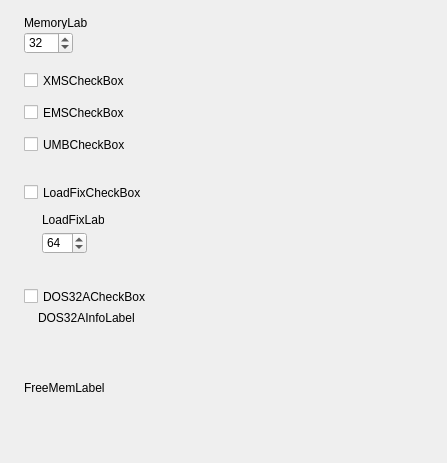
Before: the Qt Designer form src/forms/ModernProfileEditorMemoryFrameUnit.ui in Eldricos/D-Fend-Reborn, drawn with Qt 5.
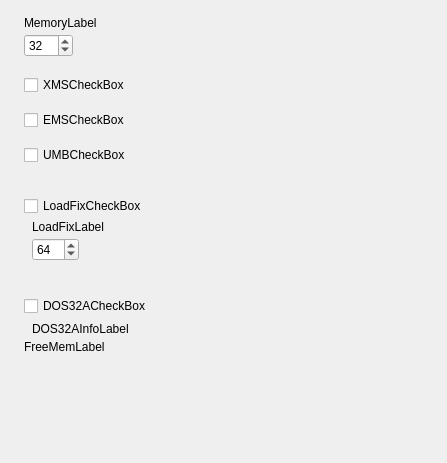
After: the same form once the commit is applied.

Commit message: Modern profile editor: Qt layouts instead of fixed pixel positions

```diff
--- a/src/forms/ModernProfileEditorMemoryFrameUnit.ui
+++ b/src/forms/ModernProfileEditorMemoryFrameUnit.ui
@@ -5,77 +5,228 @@
     <property name="geometry"><rect><x>0</x><y>0</y><width>447</width><height>463</height></rect></property>
     <property name="vclDesignWidth" stdset="0"><number>447</number></property>
     <property name="vclDesignHeight" stdset="0"><number>463</number></property>
+    <layout class="QVBoxLayout" name="ModernProfileEditorMemoryFrame_Layout" stretch="0,0,0,0,0,0,0,0,0,0,0,1">
+      <property name="leftMargin"><number>24</number></property>
+      <property name="topMargin"><number>16</number></property>
+      <property name="rightMargin"><number>22</number></property>
+      <property name="bottomMargin"><number>8</number></property>
+      <property name="spacing"><number>0</number></property>
+      <item>
+        <layout class="QGridLayout" name="ModernProfileEditorMemoryFrame_Section1" columnstretch="0,1">
+          <property name="leftMargin"><number>0</number></property>
+          <property name="topMargin"><number>0</number></property>
+          <property name="rightMargin"><number>0</number></property>
+          <property name="bottomMargin"><number>0</number></property>
+          <property name="horizontalSpacing"><number>8</number></property>
+          <property name="verticalSpacing"><number>4</number></property>
+          <item row="0" column="0" colspan="2">
     <widget class="QLabel" name="MemoryLabel">
-      <property name="geometry"><rect><x>24</x><y>16</y><width>63</width><height>13</height></rect></property>
       <property name="text"><string>MemoryLabel</string></property>
       <property name="textFormat"><enum>Qt::PlainText</enum></property>
       <property name="alignment"><set>Qt::AlignLeft|Qt::AlignTop</set></property>
-      <property name="vclAutoSize" stdset="0"><bool>true</bool></property>
-    </widget>
-    <widget class="QLabel" name="LoadFixLabel">
-      <property name="geometry"><rect><x>42</x><y>213</y><width>62</width><height>13</height></rect></property>
-      <property name="text"><string>LoadFixLabel</string></property>
-      <property name="textFormat"><enum>Qt::PlainText</enum></property>
-      <property name="alignment"><set>Qt::AlignLeft|Qt::AlignTop</set></property>
-      <property name="vclAutoSize" stdset="0"><bool>true</bool></property>
-    </widget>
-    <widget class="QLabel" name="DOS32AInfoLabel">
-      <property name="geometry"><rect><x>38</x><y>311</y><width>387</width><height>58</height></rect></property>
-      <property name="text"><string>DOS32AInfoLabel</string></property>
-      <property name="textFormat"><enum>Qt::PlainText</enum></property>
-      <property name="wordWrap"><bool>true</bool></property>
-      <property name="alignment"><set>Qt::AlignLeft|Qt::AlignTop</set></property>
-    </widget>
-    <widget class="QToolButton" name="DOS32AInfoButton">
-      <property name="geometry"><rect><x>402</x><y>288</y><width>23</width><height>22</height></rect></property>
-      <property name="vclAnchors" stdset="0"><string notr="true">akTop,akRight</string></property>
-      <property name="autoRaise"><bool>true</bool></property>
-    </widget>
-    <widget class="QLabel" name="FreeMemLabel">
-      <property name="geometry"><rect><x>24</x><y>381</y><width>401</width><height>69</height></rect></property>
-      <property name="vclAnchors" stdset="0"><string notr="true">akLeft,akTop,akRight</string></property>
-      <property name="text"><string>FreeMemLabel</string></property>
-      <property name="textFormat"><enum>Qt::PlainText</enum></property>
-      <property name="wordWrap"><bool>true</bool></property>
-      <property name="alignment"><set>Qt::AlignLeft|Qt::AlignTop</set></property>
-    </widget>
+            </widget>
+          </item>
+          <item row="1" column="0" alignment="Qt::AlignLeft">
     <widget class="QSpinBox" name="MemoryEdit">
-      <property name="geometry"><rect><x>24</x><y>32</y><width>49</width><height>22</height></rect></property>
       <property name="minimum"><number>1</number></property>
       <property name="maximum"><number>63</number></property>
       <property name="value"><number>32</number></property>
-    </widget>
+              <property name="minimumSize"><size><width>49</width><height>0</height></size></property>
+            </widget>
+          </item>
+          <item row="0" column="1">
+            <spacer name="ModernProfileEditorMemoryFrame_Section1_HFill">
+              <property name="orientation"><enum>Qt::Horizontal</enum></property>
+              <property name="sizeHint" stdset="0"><size><width>0</width><height>0</height></size></property>
+            </spacer>
+          </item>
+        </layout>
+      </item>
+      <item>
+        <spacer name="ModernProfileEditorMemoryFrame_Gap1">
+          <property name="orientation"><enum>Qt::Vertical</enum></property>
+          <property name="sizeType"><enum>QSizePolicy::Fixed</enum></property>
+          <property name="sizeHint" stdset="0"><size><width>0</width><height>18</height></size></property>
+        </spacer>
+      </item>
+      <item>
+        <layout class="QGridLayout" name="ModernProfileEditorMemoryFrame_Section2" columnstretch="0,1">
+          <property name="leftMargin"><number>0</number></property>
+          <property name="topMargin"><number>0</number></property>
+          <property name="rightMargin"><number>0</number></property>
+          <property name="bottomMargin"><number>0</number></property>
+          <property name="horizontalSpacing"><number>8</number></property>
+          <property name="verticalSpacing"><number>4</number></property>
+          <item row="0" column="0" colspan="2">
     <widget class="QCheckBox" name="XMSCheckBox">
-      <property name="geometry"><rect><x>24</x><y>72</y><width>401</width><height>17</height></rect></property>
-      <property name="vclAnchors" stdset="0"><string notr="true">akLeft,akTop,akRight</string></property>
       <property name="text"><string>XMSCheckBox</string></property>
     </widget>
+          </item>
+          <item row="0" column="1">
+            <spacer name="ModernProfileEditorMemoryFrame_Section2_HFill">
+              <property name="orientation"><enum>Qt::Horizontal</enum></property>
+              <property name="sizeHint" stdset="0"><size><width>0</width><height>0</height></size></property>
+            </spacer>
+          </item>
+        </layout>
+      </item>
+      <item>
+        <spacer name="ModernProfileEditorMemoryFrame_Gap2">
+          <property name="orientation"><enum>Qt::Vertical</enum></property>
+          <property name="sizeType"><enum>QSizePolicy::Fixed</enum></property>
+          <property name="sizeHint" stdset="0"><size><width>0</width><height>15</height></size></property>
+        </spacer>
+      </item>
+      <item>
+        <layout class="QGridLayout" name="ModernProfileEditorMemoryFrame_Section3" columnstretch="0,1">
+          <property name="leftMargin"><number>0</number></property>
+          <property name="topMargin"><number>0</number></property>
+          <property name="rightMargin"><number>0</number></property>
+          <property name="bottomMargin"><number>0</number></property>
+          <property name="horizontalSpacing"><number>8</number></property>
+          <property name="verticalSpacing"><number>4</number></property>
+          <item row="0" column="0" colspan="2">
     <widget class="QCheckBox" name="EMSCheckBox">
-      <property name="geometry"><rect><x>24</x><y>104</y><width>401</width><height>17</height></rect></property>
-      <property name="vclAnchors" stdset="0"><string notr="true">akLeft,akTop,akRight</string></property>
       <property name="text"><string>EMSCheckBox</string></property>
     </widget>
+          </item>
+          <item row="0" column="1">
+            <spacer name="ModernProfileEditorMemoryFrame_Section3_HFill">
+              <property name="orientation"><enum>Qt::Horizontal</enum></property>
+              <property name="sizeHint" stdset="0"><size><width>0</width><height>0</height></size></property>
+            </spacer>
+          </item>
+        </layout>
+      </item>
+      <item>
+        <spacer name="ModernProfileEditorMemoryFrame_Gap3">
+          <property name="orientation"><enum>Qt::Vertical</enum></property>
+          <property name="sizeType"><enum>QSizePolicy::Fixed</enum></property>
+          <property name="sizeHint" stdset="0"><size><width>0</width><height>15</height></size></property>
+        </spacer>
+      </item>
+      <item>
+        <layout class="QGridLayout" name="ModernProfileEditorMemoryFrame_Section4" columnstretch="0,1">
+          <property name="leftMargin"><number>0</number></property>
+          <property name="topMargin"><number>0</number></property>
+          <property name="rightMargin"><number>0</number></property>
+          <property name="bottomMargin"><number>0</number></property>
+          <property name="horizontalSpacing"><number>8</number></property>
+          <property name="verticalSpacing"><number>4</number></property>
+          <item row="0" column="0" colspan="2">
     <widget class="QCheckBox" name="UMBCheckBox">
-      <property name="geometry"><rect><x>24</x><y>136</y><width>401</width><height>17</height></rect></property>
-      <property name="vclAnchors" stdset="0"><string notr="true">akLeft,akTop,akRight</string></property>
       <property name="text"><string>UMBCheckBox</string></property>
     </widget>
+          </item>
+          <item row="0" column="1">
+            <spacer name="ModernProfileEditorMemoryFrame_Section4_HFill">
+              <property name="orientation"><enum>Qt::Horizontal</enum></property>
+              <property name="sizeHint" stdset="0"><size><width>0</width><height>0</height></size></property>
+            </spacer>
+          </item>
+        </layout>
+      </item>
+      <item>
+        <spacer name="ModernProfileEditorMemoryFrame_Gap4">
+          <property name="orientation"><enum>Qt::Vertical</enum></property>
+          <property name="sizeType"><enum>QSizePolicy::Fixed</enum></property>
+          <property name="sizeHint" stdset="0"><size><width>0</width><height>31</height></size></property>
+        </spacer>
+      </item>
+      <item>
+        <layout class="QGridLayout" name="ModernProfileEditorMemoryFrame_Section5" columnstretch="0,0,1">
+          <property name="leftMargin"><number>0</number></property>
+          <property name="topMargin"><number>0</number></property>
+          <property name="rightMargin"><number>0</number></property>
+          <property name="bottomMargin"><number>0</number></property>
+          <property name="horizontalSpacing"><number>8</number></property>
+          <property name="verticalSpacing"><number>4</number></property>
+          <item row="0" column="0" colspan="3">
     <widget class="QCheckBox" name="LoadFixCheckBox">
-      <property name="geometry"><rect><x>24</x><y>184</y><width>401</width><height>17</height></rect></property>
-      <property name="vclAnchors" stdset="0"><string notr="true">akLeft,akTop,akRight</string></property>
       <property name="text"><string>LoadFixCheckBox</string></property>
     </widget>
+          </item>
+          <item row="1" column="1" colspan="2">
+            <widget class="QLabel" name="LoadFixLabel">
+              <property name="text"><string>LoadFixLabel</string></property>
+              <property name="textFormat"><enum>Qt::PlainText</enum></property>
+              <property name="alignment"><set>Qt::AlignLeft|Qt::AlignTop</set></property>
+            </widget>
+          </item>
+          <item row="2" column="1" alignment="Qt::AlignLeft">
     <widget class="QSpinBox" name="LoadFixEdit">
-      <property name="geometry"><rect><x>42</x><y>232</y><width>45</width><height>22</height></rect></property>
       <property name="minimum"><number>1</number></property>
       <property name="maximum"><number>512</number></property>
       <property name="value"><number>64</number></property>
-    </widget>
+              <property name="minimumSize"><size><width>45</width><height>0</height></size></property>
+            </widget>
+          </item>
+          <item row="0" column="2">
+            <spacer name="ModernProfileEditorMemoryFrame_Section5_HFill">
+              <property name="orientation"><enum>Qt::Horizontal</enum></property>
+              <property name="sizeHint" stdset="0"><size><width>0</width><height>0</height></size></property>
+            </spacer>
+          </item>
+        </layout>
+      </item>
+      <item>
+        <spacer name="ModernProfileEditorMemoryFrame_Gap5">
+          <property name="orientation"><enum>Qt::Vertical</enum></property>
+          <property name="sizeType"><enum>QSizePolicy::Fixed</enum></property>
+          <property name="sizeHint" stdset="0"><size><width>0</width><height>34</height></size></property>
+        </spacer>
+      </item>
+      <item>
+        <layout class="QGridLayout" name="ModernProfileEditorMemoryFrame_Section6" columnstretch="0,0,1,0">
+          <property name="leftMargin"><number>0</number></property>
+          <property name="topMargin"><number>0</number></property>
+          <property name="rightMargin"><number>0</number></property>
+          <property name="bottomMargin"><number>0</number></property>
+          <property name="horizontalSpacing"><number>8</number></property>
+          <property name="verticalSpacing"><number>4</number></property>
+          <item row="0" column="0" colspan="3">
     <widget class="QCheckBox" name="DOS32ACheckBox">
-      <property name="geometry"><rect><x>24</x><y>288</y><width>369</width><height>17</height></rect></property>
-      <property name="vclAnchors" stdset="0"><string notr="true">akLeft,akTop,akRight</string></property>
       <property name="text"><string>DOS32ACheckBox</string></property>
     </widget>
+          </item>
+          <item row="0" column="3" alignment="Qt::AlignRight">
+            <widget class="QToolButton" name="DOS32AInfoButton">
+              <property name="autoRaise"><bool>true</bool></property>
+              <property name="minimumSize"><size><width>23</width><height>0</height></size></property>
+            </widget>
+          </item>
+          <item row="1" column="1" colspan="3">
+            <widget class="QLabel" name="DOS32AInfoLabel">
+              <property name="text"><string>DOS32AInfoLabel</string></property>
+              <property name="textFormat"><enum>Qt::PlainText</enum></property>
+              <property name="wordWrap"><bool>true</bool></property>
+              <property name="alignment"><set>Qt::AlignLeft|Qt::AlignTop</set></property>
+              <property name="minimumSize"><size><width>387</width><height>0</height></size></property>
+            </widget>
+          </item>
+          <item row="2" column="0" colspan="4">
+            <widget class="QLabel" name="FreeMemLabel">
+              <property name="text"><string>FreeMemLabel</string></property>
+              <property name="textFormat"><enum>Qt::PlainText</enum></property>
+              <property name="wordWrap"><bool>true</bool></property>
+              <property name="alignment"><set>Qt::AlignLeft|Qt::AlignTop</set></property>
+            </widget>
+          </item>
+          <item row="0" column="2">
+            <spacer name="ModernProfileEditorMemoryFrame_Section6_HFill">
+              <property name="orientation"><enum>Qt::Horizontal</enum></property>
+              <property name="sizeHint" stdset="0"><size><width>0</width><height>0</height></size></property>
+            </spacer>
+          </item>
+        </layout>
+      </item>
+      <item>
+        <spacer name="ModernProfileEditorMemoryFrame_VFill">
+          <property name="orientation"><enum>Qt::Vertical</enum></property>
+          <property name="sizeHint" stdset="0"><size><width>0</width><height>0</height></size></property>
+        </spacer>
+      </item>
+    </layout>
   </widget>
   <tabstops>
     <tabstop>MemoryEdit</tabstop>
```
Left out of the diff: 6 changed lines with no effect on the pictures. Lines whose indentation alone changed are shown as unchanged. The commit also changes 42 other files.
